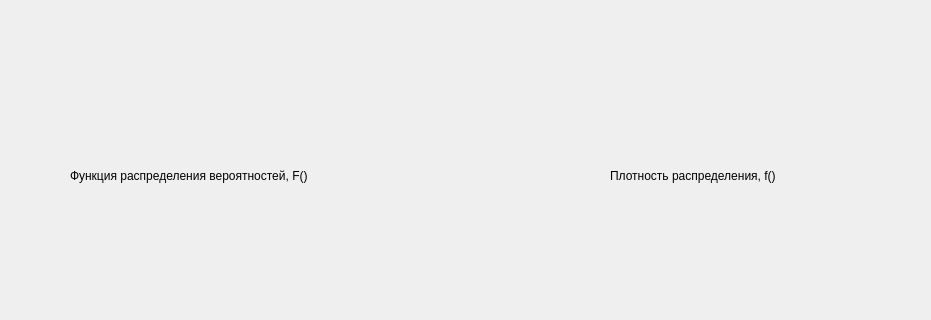
Qt form mainwindow.ui (EduardAleksandrov/bmstu-4sem-model-lab1) before a commit; both pictures show x 0 to 931 and y 280 to 600 of the 1296 by 600 pixel window.
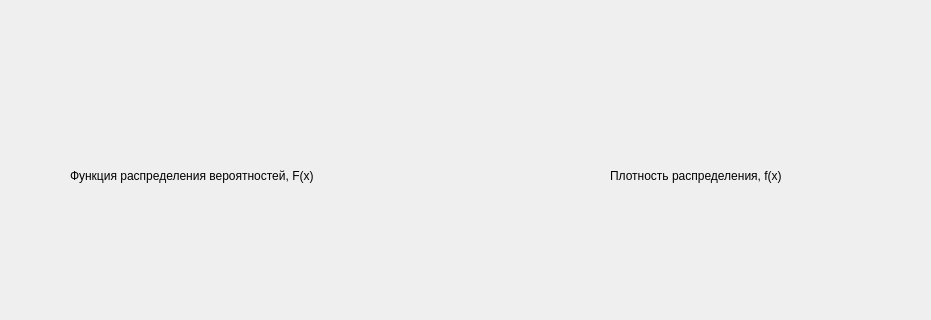
The same form after that commit. Custom widgets are drawn as their Qt base class.

Commit message: fix graf zero point

The edit to the form file:
```diff
--- a/mainwindow.ui
+++ b/mainwindow.ui
@@ -39,12 +39,12 @@
      <rect>
       <x>70</x>
       <y>440</y>
-      <width>311</width>
+      <width>321</width>
       <height>31</height>
      </rect>
     </property>
     <property name="text">
-     <string>Функция распределения вероятностей, F()</string>
+     <string>Функция распределения вероятностей, F(x)</string>
     </property>
    </widget>
    <widget class="QLabel" name="label_2">
@@ -52,12 +52,12 @@
      <rect>
       <x>610</x>
       <y>440</y>
-      <width>221</width>
+      <width>231</width>
       <height>31</height>
      </rect>
     </property>
     <property name="text">
-     <string>Плотность распределения, f()</string>
+     <string>Плотность распределения, f(x)</string>
     </property>
    </widget>
    <widget class="QLineEdit" name="lineEdit">
```
The commit also changes 1 other file.
